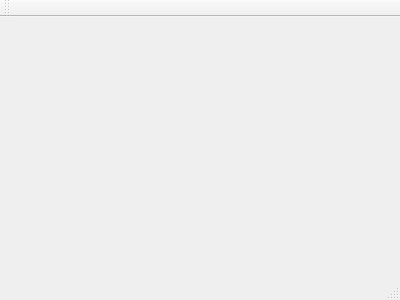
Above: MainWindow.ui from AzariasB/StarWeather-Desktop before the change. Below: the same form after it.
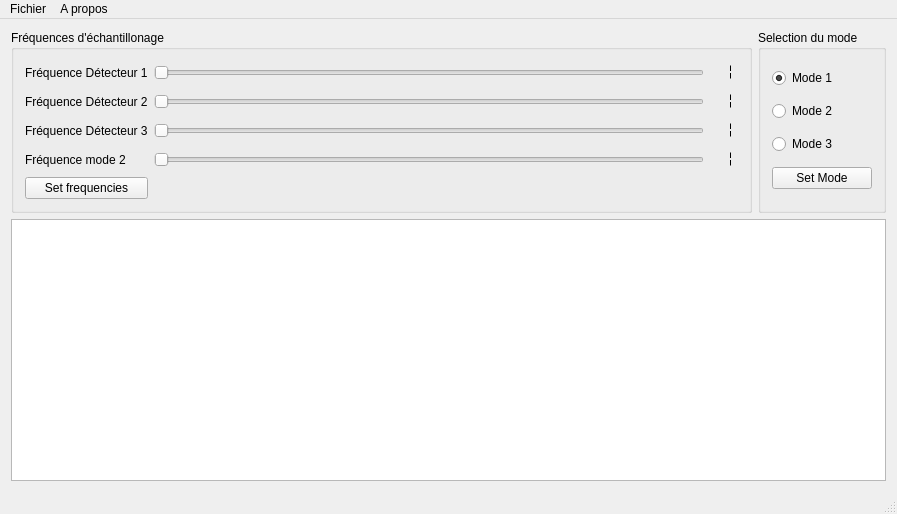
That is the form after the change. Custom widgets are drawn as their Qt base class.

Commit message: Added window and render graph

```diff
--- a/MainWindow.ui
+++ b/MainWindow.ui
@@ -1,24 +1,328 @@
 <ui version="4.0">
  <class>MainWindow</class>
- <widget class="QMainWindow" name="MainWindow" >
-  <property name="geometry" >
+ <widget class="QMainWindow" name="MainWindow">
+  <property name="geometry">
    <rect>
     <x>0</x>
     <y>0</y>
-    <width>400</width>
-    <height>300</height>
+    <width>897</width>
+    <height>514</height>
    </rect>
   </property>
   <property name="windowTitle" >
    <string>MainWindow</string>
   </property>
-  <widget class="QMenuBar" name="menuBar" />
-  <widget class="QToolBar" name="mainToolBar" />
-  <widget class="QWidget" name="centralWidget" />
-  <widget class="QStatusBar" name="statusBar" />
+  <widget class="QWidget" name="centralWidget">
+   <layout class="QGridLayout" name="gridLayout">
+    <item row="0" column="0">
+     <layout class="QGridLayout" name="gridLayout_4">
+      <property name="sizeConstraint">
+       <enum>QLayout::SetMaximumSize</enum>
+      </property>
+      <item row="0" column="2">
+       <layout class="QGridLayout" name="gridLayout_3">
+        <item row="2" column="0">
+         <widget class="QGroupBox" name="groupBox_2">
+          <property name="title">
+           <string>Fréquences d'échantillonage</string>
+          </property>
+          <layout class="QGridLayout" name="gridLayout_5">
+           <item row="1" column="0">
+            <widget class="QLabel" name="label_2">
+             <property name="text">
+              <string>Fréquence Détecteur 2</string>
+             </property>
+            </widget>
+           </item>
+           <item row="3" column="0">
+            <widget class="QLabel" name="label_4">
+             <property name="text">
+              <string>Fréquence mode 2</string>
+             </property>
+            </widget>
+           </item>
+           <item row="1" column="2">
+            <widget class="QSlider" name="sensor2Slider">
+             <property name="minimum">
+              <number>1</number>
+             </property>
+             <property name="maximum">
+              <number>20</number>
+             </property>
+             <property name="orientation">
+              <enum>Qt::Horizontal</enum>
+             </property>
+            </widget>
+           </item>
+           <item row="0" column="2">
+            <widget class="QSlider" name="sensor1Slider">
+             <property name="minimum">
+              <number>1</number>
+             </property>
+             <property name="maximum">
+              <number>20</number>
+             </property>
+             <property name="orientation">
+              <enum>Qt::Horizontal</enum>
+             </property>
+            </widget>
+           </item>
+           <item row="2" column="3">
+            <widget class="QLCDNumber" name="lcdNumber_3">
+             <property name="sizePolicy">
+              <sizepolicy hsizetype="Preferred" vsizetype="Minimum">
+               <horstretch>0</horstretch>
+               <verstretch>0</verstretch>
+              </sizepolicy>
+             </property>
+             <property name="frameShape">
+              <enum>QFrame::NoFrame</enum>
+             </property>
+             <property name="frameShadow">
+              <enum>QFrame::Plain</enum>
+             </property>
+             <property name="smallDecimalPoint">
+              <bool>true</bool>
+             </property>
+             <property name="digitCount">
+              <number>2</number>
+             </property>
+             <property name="segmentStyle">
+              <enum>QLCDNumber::Flat</enum>
+             </property>
+             <property name="intValue" stdset="0">
+              <number>1</number>
+             </property>
+            </widget>
+           </item>
+           <item row="3" column="2">
+            <widget class="QSlider" name="mode2Slider">
+             <property name="orientation">
+              <enum>Qt::Horizontal</enum>
+             </property>
+            </widget>
+           </item>
+           <item row="0" column="3">
+            <widget class="QLCDNumber" name="lcdNumber">
+             <property name="sizePolicy">
+              <sizepolicy hsizetype="Preferred" vsizetype="Minimum">
+               <horstretch>0</horstretch>
+               <verstretch>0</verstretch>
+              </sizepolicy>
+             </property>
+             <property name="frameShape">
+              <enum>QFrame::NoFrame</enum>
+             </property>
+             <property name="frameShadow">
+              <enum>QFrame::Plain</enum>
+             </property>
+             <property name="smallDecimalPoint">
+              <bool>true</bool>
+             </property>
+             <property name="digitCount">
+              <number>2</number>
+             </property>
+             <property name="segmentStyle">
+              <enum>QLCDNumber::Flat</enum>
+             </property>
+             <property name="intValue" stdset="0">
+              <number>1</number>
+             </property>
+            </widget>
+           </item>
+           <item row="3" column="3">
+            <widget class="QLCDNumber" name="lcdNumber_4">
+             <property name="sizePolicy">
+              <sizepolicy hsizetype="Preferred" vsizetype="Minimum">
+               <horstretch>0</horstretch>
+               <verstretch>0</verstretch>
+              </sizepolicy>
+             </property>
+             <property name="frameShape">
+              <enum>QFrame::NoFrame</enum>
+             </property>
+             <property name="frameShadow">
+              <enum>QFrame::Plain</enum>
+             </property>
+             <property name="smallDecimalPoint">
+              <bool>true</bool>
+             </property>
+             <property name="digitCount">
+              <number>2</number>
+             </property>
+             <property name="segmentStyle">
+              <enum>QLCDNumber::Flat</enum>
+             </property>
+             <property name="intValue" stdset="0">
+              <number>1</number>
+             </property>
+            </widget>
+           </item>
+           <item row="0" column="0">
+            <widget class="QLabel" name="label">
+             <property name="text">
+              <string>Fréquence Détecteur 1</string>
+             </property>
+            </widget>
+           </item>
+           <item row="2" column="0">
+            <widget class="QLabel" name="label_3">
+             <property name="text">
+              <string>Fréquence Détecteur 3</string>
+             </property>
+            </widget>
+           </item>
+           <item row="2" column="2">
+            <widget class="QSlider" name="sensor3Slider">
+             <property name="minimum">
+              <number>1</number>
+             </property>
+             <property name="maximum">
+              <number>20</number>
+             </property>
+             <property name="orientation">
+              <enum>Qt::Horizontal</enum>
+             </property>
+            </widget>
+           </item>
+           <item row="1" column="3">
+            <widget class="QLCDNumber" name="lcdNumber_2">
+             <property name="sizePolicy">
+              <sizepolicy hsizetype="Preferred" vsizetype="Minimum">
+               <horstretch>0</horstretch>
+               <verstretch>0</verstretch>
+              </sizepolicy>
+             </property>
+             <property name="frameShape">
+              <enum>QFrame::NoFrame</enum>
+             </property>
+             <property name="frameShadow">
+              <enum>QFrame::Plain</enum>
+             </property>
+             <property name="smallDecimalPoint">
+              <bool>true</bool>
+             </property>
+             <property name="digitCount">
+              <number>2</number>
+             </property>
+             <property name="segmentStyle">
+              <enum>QLCDNumber::Flat</enum>
+             </property>
+             <property name="intValue" stdset="0">
+              <number>1</number>
+             </property>
+            </widget>
+           </item>
+           <item row="4" column="0">
+            <widget class="QPushButton" name="pushButton">
+             <property name="text">
+              <string>Set frequencies</string>
+             </property>
+            </widget>
+           </item>
+          </layout>
+         </widget>
+        </item>
+        <item row="2" column="1">
+         <widget class="QGroupBox" name="groupBox">
+          <property name="title">
+           <string>Selection du mode</string>
+          </property>
+          <layout class="QVBoxLayout" name="verticalLayout">
+           <item>
+            <widget class="QRadioButton" name="mode1Button">
+             <property name="text">
+              <string>Mode 1</string>
+             </property>
+             <property name="checked">
+              <bool>true</bool>
+             </property>
+            </widget>
+           </item>
+           <item>
+            <widget class="QRadioButton" name="mode2Button">
+             <property name="text">
+              <string>Mode 2</string>
+             </property>
+            </widget>
+           </item>
+           <item>
+            <widget class="QRadioButton" name="mode3Button">
+             <property name="text">
+              <string>Mode 3</string>
+             </property>
+            </widget>
+           </item>
+           <item>
+            <widget class="QPushButton" name="setModeButton">
+             <property name="text">
+              <string>Set Mode</string>
+             </property>
+            </widget>
+           </item>
+          </layout>
+         </widget>
+        </item>
+       </layout>
+      </item>
+      <item row="1" column="2" rowspan="3">
+       <widget class="SensorsGraph" name="graph">
+        <property name="sizePolicy">
+         <sizepolicy hsizetype="Preferred" vsizetype="Preferred">
+          <horstretch>0</horstretch>
+          <verstretch>0</verstretch>
+         </sizepolicy>
+        </property>
+       </widget>
+      </item>
+     </layout>
+    </item>
+   </layout>
+  </widget>
+  <widget class="QMenuBar" name="menuBar">
+   <property name="geometry">
+    <rect>
+     <x>0</x>
+     <y>0</y>
+     <width>897</width>
+     <height>22</height>
+    </rect>
+   </property>
+   <widget class="QMenu" name="menuFichier">
+    <property name="title">
+     <string>Fichier</string>
+    </property>
+    <addaction name="actionQuitter"/>
+   </widget>
+   <widget class="QMenu" name="menuA_propos">
+    <property name="title">
+     <string>A propos</string>
+    </property>
+    <addaction name="actionA_propos_de_Qt"/>
+   </widget>
+   <addaction name="menuFichier"/>
+   <addaction name="menuA_propos"/>
+  </widget>
+  <widget class="QStatusBar" name="statusBar"/>
+  <action name="actionQuitter">
+   <property name="text">
+    <string>Quitter</string>
+   </property>
+  </action>
+  <action name="actionA_propos_de_Qt">
+   <property name="text">
+    <string>A propos de Qt</string>
+   </property>
+  </action>
  </widget>
- <layoutDefault spacing="6" margin="11" />
- <pixmapfunction></pixmapfunction>
+ <layoutdefault spacing="6" margin="11"/>
+ <customwidgets>
+  <customwidget>
+   <class>SensorsGraph</class>
+   <extends>QGraphicsView</extends>
+   <header>SensorsGraph.hpp</header>
+  </customwidget>
+ </customwidgets>
  <resources/>
  <connections/>
 </ui>
```
Left out of the diff: 70 changed lines with no effect on the pictures. The commit also changes 7 other files.
